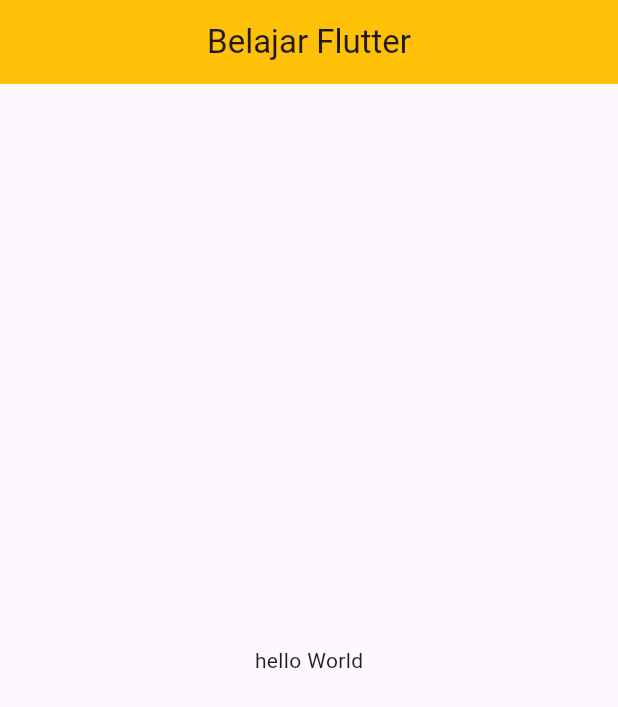
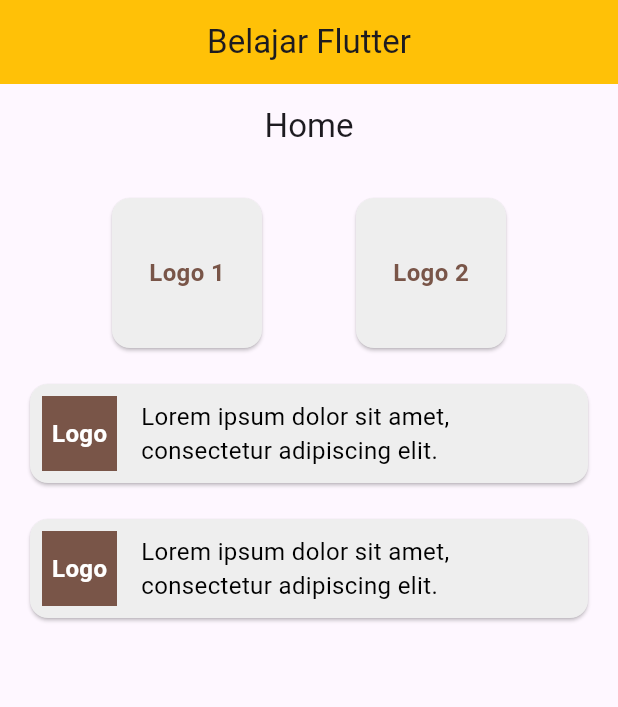
Before and after one commit to 102kyy/myapp, a Flutter app: the screen it shows after launch, on a phone screen of 412 x 824 dp. Shown: the top 707 px of the screen. Run offline on Flutter 3.47's test engine with Material 3 defaults, Android fonts, the phone set to English and light mode, and no system bars.

```diff
--- a/lib/main.dart
+++ b/lib/main.dart
@@ -1,10 +1,17 @@
 import 'package:flutter/material.dart';
+import 'package:myapp/row_column/column_widget.dart';
+import 'package:myapp/container_widget.dart';
+import 'package:myapp/row_column/row_column_widget.dart';
+import 'package:myapp/row_column/row_widget.dart';
+import 'package:myapp/row_column/latihan2.dart';
+import 'package:myapp/row_column/latihan.dart';
 
 void main(){
   runApp(MyApp());
 }
 
 class MyApp extends StatelessWidget{
+const MyApp ({Key? key}): super(key: key);
   @override
   Widget build(BuildContext context) {
     return MaterialApp(
@@ -14,9 +21,7 @@ class MyApp extends StatelessWidget{
           centerTitle: true,
           title: Text("Belajar Flutter"),
         ),
-        body: Center(
-          child: Text("hello World"),
-          ),
+        body: HomePage(),
         ),
     );
   }
--- /dev/null
+++ b/lib/row_column/latihan2.dart
@@ -0,0 +1,97 @@
+import 'package:flutter/material.dart';
+
+void main() {
+  runApp(MyApp());
+}
+
+class MyApp extends StatelessWidget {
+  @override
+  Widget build(BuildContext context) {
+    return MaterialApp(
+      home: HomePage(),
+    );
+  }
+}
+
+class HomePage extends StatelessWidget {
+  @override
+  Widget build(BuildContext context) {
+    return Scaffold(
+      appBar: AppBar(
+        title: Text('Home'),
+        centerTitle: true,
+      ),
+      body: Padding(
+        padding: const EdgeInsets.all(16.0),
+        child: Column(
+          children: [
+            Row(
+              mainAxisAlignment: MainAxisAlignment.spaceEvenly,
+              children: [
+                buildCardWithLogo('Logo 1'),
+                buildCardWithLogo('Logo 2'),
+              ],
+            ),
+            SizedBox(height: 16),
+            buildCardWithTextAndLogo(),
+            SizedBox(height: 16),
+            buildCardWithTextAndLogo(),
+          ],
+        ),
+      ),
+    );
+  }
+
+  Card buildCardWithLogo(String logoText) {
+    return Card(
+      color: Colors.grey[200],
+      child: Container(
+        width: 100,
+        height: 100,
+        alignment: Alignment.center,
+        child: Text(
+          logoText,
+          style: TextStyle(
+            fontSize: 16,
+            fontWeight: FontWeight.bold,
+            color: Colors.brown,
+          ),
+        ),
+      ),
+    );
+  }
+
+  Card buildCardWithTextAndLogo() {
+    return Card(
+      color: Colors.grey[200],
+      child: Padding(
+        padding: const EdgeInsets.all(8.0),
+        child: Row(
+          children: [
+            Container(
+              width: 50,
+              height: 50,
+              color: Colors.brown,
+              alignment: Alignment.center,
+              child: Text(
+                'Logo',
+                style: TextStyle(
+                  fontSize: 16,
+                  fontWeight: FontWeight.bold,
+                  color: Colors.white,
+                ),
+              ),
+            ),
+            SizedBox(width: 16),
+            Expanded(
+              child: Text(
+                'Lorem ipsum dolor sit amet, consectetur adipiscing elit.',
+                style: TextStyle(fontSize: 16, color: Colors.black),
+              ),
+            ),
+          ],
+        ),
+      ),
+    );
+  }
+}
```
Also changed, not shown: lib/container_widget.dart (added, +31 -0 lines), lib/row_column/column_widget.dart (added, +15 -0 lines), lib/row_column/latihan.dart (added, +44 -0 lines), lib/row_column/row_column_widget.dart (added, +52 -0 lines), lib/row_column/row_widget.dart (added, +16 -0 lines).
